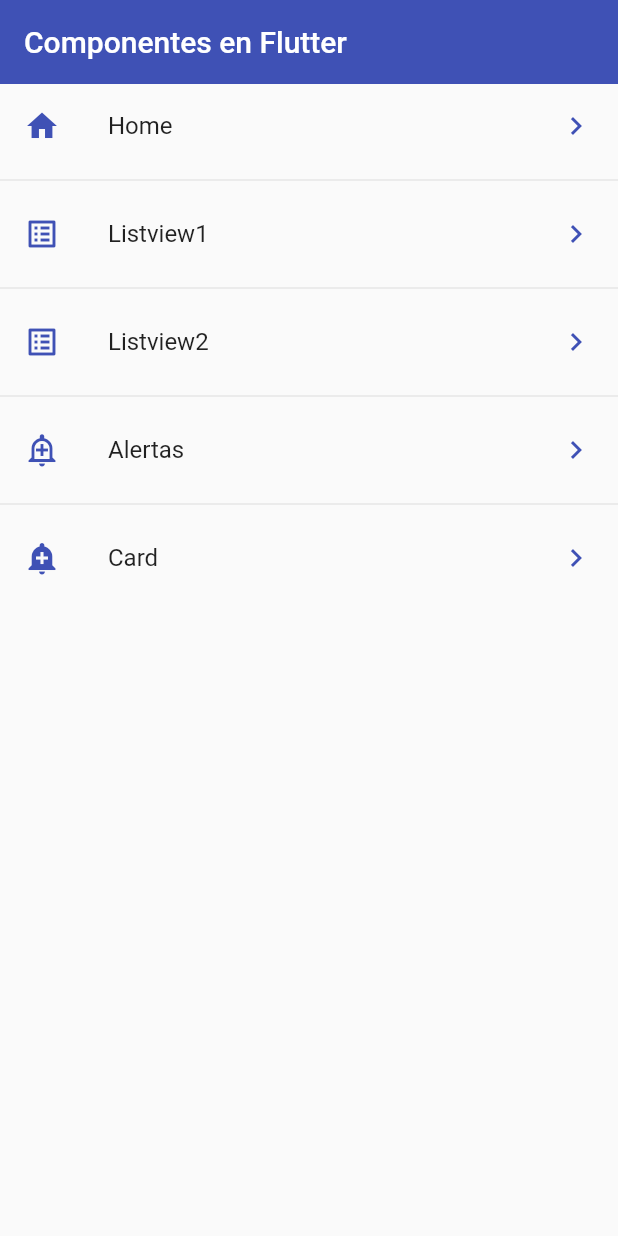
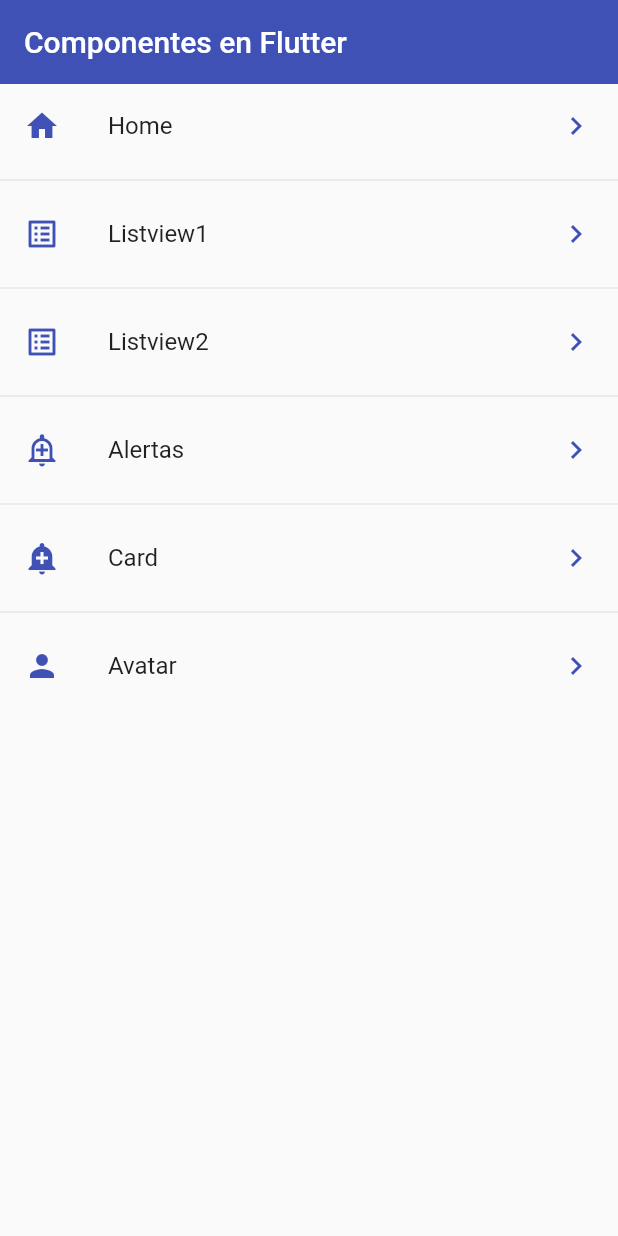
Before and after one commit to flutter-spain/fl_components, a Flutter app: the screen it shows after launch, on a phone screen of 412 x 824 dp. Run offline on Flutter 3.47's test engine with Material 2 defaults, Android fonts, the phone set to English and light mode, and no system bars.

Commit message:
84 Avatar

```diff
--- a/lib/router/app_routers.dart
+++ b/lib/router/app_routers.dart
@@ -36,6 +36,12 @@ class AppRouter {
       name: 'Card',
       screen: const CardScreen(),
     ),
+    MenuOption(
+      route: 'avatar',
+      icon: Icons.person,
+      name: 'Avatar',
+      screen: const AvatarScreen(),
+    ),
   ];
 
   static Map<String, Widget Function(BuildContext)> getAppRoutes(){
--- a/lib/screens/screens.dart
+++ b/lib/screens/screens.dart
@@ -1,3 +1,4 @@
+export 'package:fl_components/screens/avatar_screen.dart';
 export 'package:fl_components/screens/alert_screen.dart';
 export 'package:fl_components/screens/card_screen.dart';
 export 'package:fl_components/screens/listview2_screen.dart';
```
Also changed, not shown: lib/screens/avatar_screen.dart (added, +30 -0 lines).
